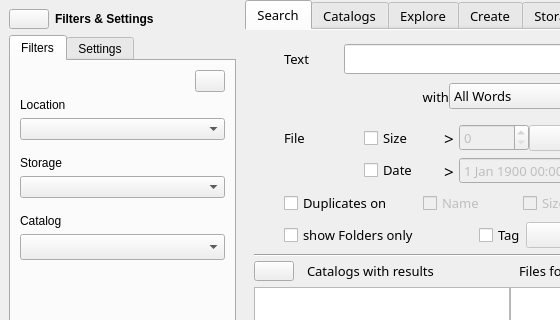
This is mainwindow.ui in StephaneCouturier/Katalog as Qt 5 draws it before an edit; both pictures show x 0 to 560 and y 0 to 320 of the 1280 by 729 pixel window. The edited form follows.
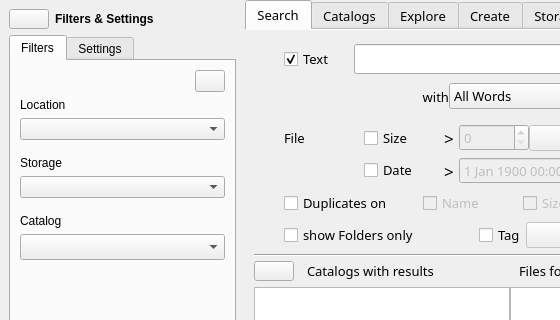
This is the edited form. Icons and pictures are not drawn. Custom widgets are drawn as their Qt base class.

What changed in the file:
```diff
--- a/mainwindow.ui
+++ b/mainwindow.ui
@@ -878,42 +878,30 @@
              </widget>
             </item>
             <item>
-             <widget class="QLabel" name="Search_label_Text">
-              <property name="sizePolicy">
-               <sizepolicy hsizetype="Fixed" vsizetype="Preferred">
-                <horstretch>0</horstretch>
-                <verstretch>0</verstretch>
-               </sizepolicy>
-              </property>
+             <widget class="QCheckBox" name="Search_checkBox_Text">
               <property name="minimumSize">
                <size>
-                <width>60</width>
+                <width>70</width>
                 <height>0</height>
                </size>
               </property>
               <property name="maximumSize">
                <size>
-                <width>60</width>
+                <width>70</width>
                 <height>16777215</height>
                </size>
               </property>
-              <property name="font">
-               <font>
-                <family>Noto Sans</family>
-                <pointsize>10</pointsize>
-               </font>
-              </property>
-              <property name="locale">
-               <locale language="English" country="UnitedStates"/>
+              <property name="toolTip">
+               <string>Choose to only show folders as results</string>
               </property>
               <property name="text">
                <string>Text</string>
               </property>
-              <property name="alignment">
-               <set>Qt::AlignLeading|Qt::AlignLeft|Qt::AlignVCenter</set>
+              <property name="checked">
+               <bool>true</bool>
               </property>
-              <property name="margin">
-               <number>6</number>
+              <property name="tristate">
+               <bool>false</bool>
               </property>
              </widget>
             </item>
```
Left out of the diff: 3 changed lines with no effect on the pictures.
